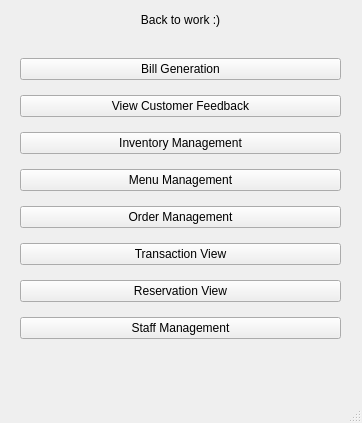
Old version of the form ui_files/AdminScreen.ui in the repository TahaZahid05/Restaurant-Managment-System.
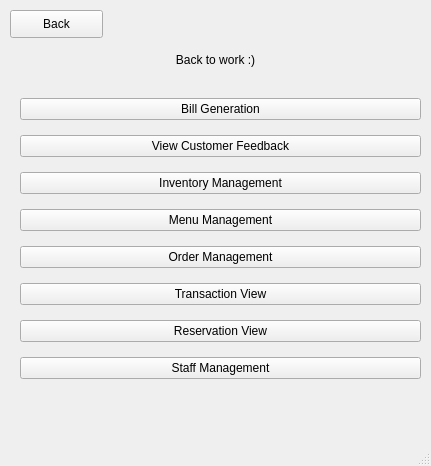
New version of the form.

Commit message: All screens linked

```diff
--- a/ui_files/AdminScreen.ui
+++ b/ui_files/AdminScreen.ui
@@ -6,8 +6,8 @@
    <rect>
     <x>0</x>
     <y>0</y>
-    <width>362</width>
-    <height>423</height>
+    <width>431</width>
+    <height>466</height>
    </rect>
   </property>
   <property name="windowTitle">
@@ -18,8 +18,8 @@
     <property name="geometry">
      <rect>
       <x>10</x>
-      <y>10</y>
-      <width>341</width>
+      <y>50</y>
+      <width>411</width>
       <height>20</height>
      </rect>
     </property>
@@ -34,8 +34,8 @@
     <property name="geometry">
      <rect>
       <x>20</x>
-      <y>50</y>
-      <width>321</width>
+      <y>90</y>
+      <width>401</width>
       <height>298</height>
      </rect>
     </property>
@@ -104,6 +104,19 @@
      </item>
     </layout>
    </widget>
+   <widget class="QPushButton" name="backButton">
+    <property name="geometry">
+     <rect>
+      <x>10</x>
+      <y>10</y>
+      <width>93</width>
+      <height>28</height>
+     </rect>
+    </property>
+    <property name="text">
+     <string>Back</string>
+    </property>
+   </widget>
   </widget>
   <widget class="QMenuBar" name="menubar">
    <property name="geometry">
```
Left out of the diff: 18 changed lines with no effect on the pictures. The commit also changes 26 other files.
